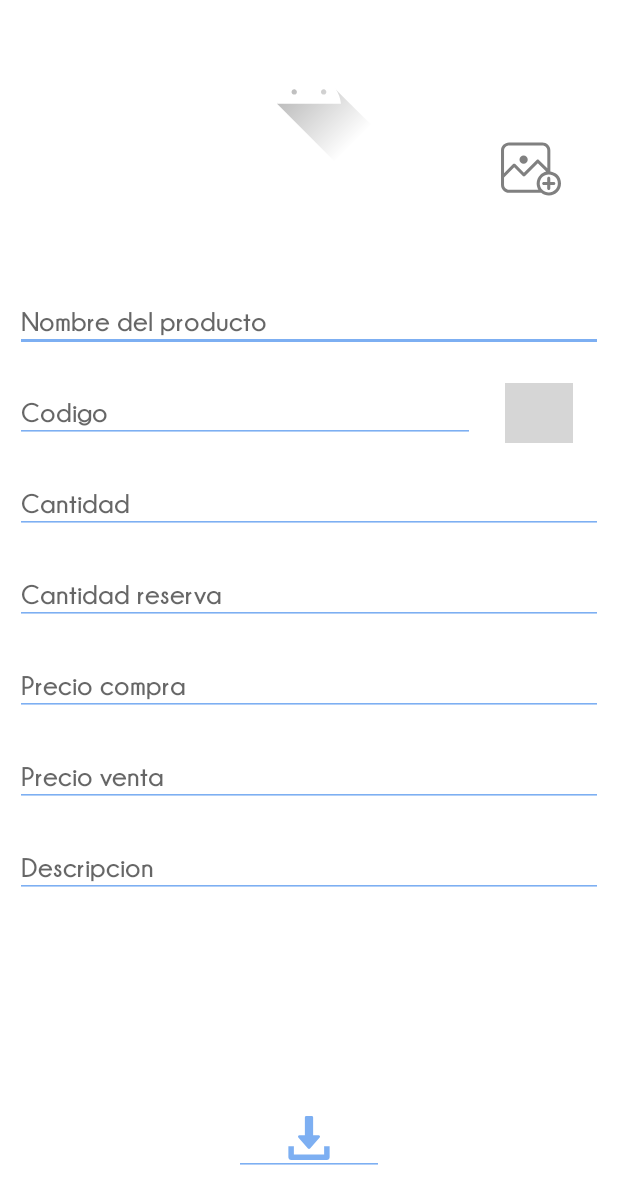
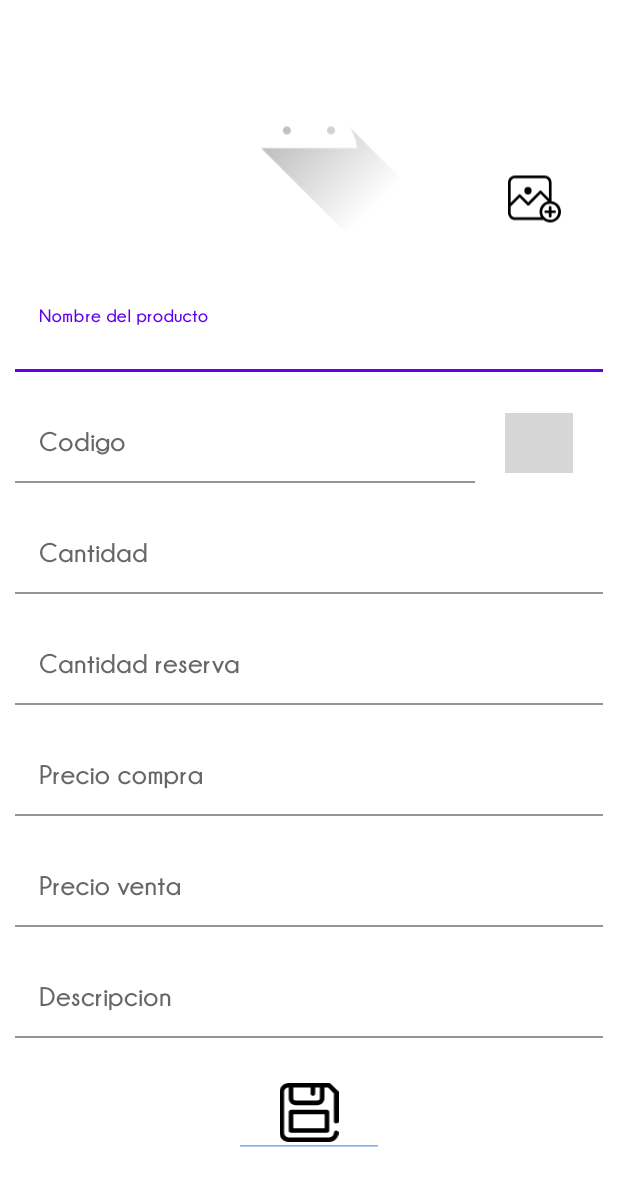
Before and after one commit to abel292/Indah, an Android app: the fragment CreacionProductoFragment shown on its own in the app's theme, on a phone screen of 412 x 824 dp. Shown: the top 1204 px of the screen. Run offline under Robolectric (Android 15) with nearby library versions, the phone set to English and light mode, and no system bars; libraries missing offline, so code that uses them is left out: com.phelat.navigationresult; pictures from the network do not load; 1 statement that could not run was skipped; grey boxes are pictures that could not be loaded.

Commit message:
Estable 1.1

```diff
--- a/app/src/main/java/com/android_abel/indah/_view_model/VentasViewModel.kt
+++ b/app/src/main/java/com/android_abel/indah/_view_model/VentasViewModel.kt
@@ -91,6 +91,7 @@ class VentasViewModel(application: Application) : BaseViewModel(application) {
 
     fun updateCarrito(productos: ArrayList<ProductoVendidoEntity>) {
         GlobalScope.launch {
+            carritoRepository.clearCarrito()
             productos.forEach {
                 carritoRepository.updatetLocal(it)
             }
@@ -108,6 +109,11 @@ class VentasViewModel(application: Application) : BaseViewModel(application) {
                 carritoRepository.insert(producto)
         }
     }
+    fun clearCarrito() {
+        GlobalScope.launch {
+                carritoRepository.clearCarrito()
+        }
+    }
 
 
 }
--- a/app/src/main/java/com/android_abel/indah/_view_ui/activities/HomeActivity.kt
+++ b/app/src/main/java/com/android_abel/indah/_view_ui/activities/HomeActivity.kt
@@ -40,6 +40,7 @@ class HomeActivity : BaseActivity() {
     private var animProgress: Float = 0f
     private var viewOnClicked: View? = null
 
+    var configVentas = false
     val viewModelActivity by lazy {
         ViewModelProviders.of(this).get(HomeViewModel::class.java)
     }
@@ -176,8 +177,10 @@ class HomeActivity : BaseActivity() {
                 super.onBackPressed()
             }
         } else {
+
             Toast.makeText(this, "fin animacion", Toast.LENGTH_SHORT).show()
         }
+
 
     }
 
--- a/app/src/main/java/com/android_abel/indah/_view_ui/adapters/clientes/AdapterClientes.kt
+++ b/app/src/main/java/com/android_abel/indah/_view_ui/adapters/clientes/AdapterClientes.kt
@@ -69,8 +69,6 @@ class AdapterClientes(var context: Context, var list: List<ClienteEntity>, var r
             itemView.setOnClickListener {
                 listener?.onClickItem(client, position)
                 listenerSecond?.onClickItemSecondListener(client, position)
-                contenedorPadre_item_view_client?.setBackgroundColor(ContextCompat.getColor(context, R.color.verdeSelectedClient));
-
             }
 
             imageViewQuitClient?.setOnClickListener {
--- a/app/src/main/java/com/android_abel/indah/_view_ui/adapters/ventas/ListenerCarrito.kt
+++ b/app/src/main/java/com/android_abel/indah/_view_ui/adapters/ventas/ListenerCarrito.kt
@@ -7,4 +7,5 @@ import java.text.ParsePosition
 interface ListenerCarrito {
 
     fun removeItem(productoEntity: ProductoVendidoEntity, position: Int)
+    fun itemYaAgregado(productoEntity: ProductoVendidoEntity, position: Int)
 }
--- /dev/null
+++ b/app/src/main/res/drawable/ic_save.xml
@@ -0,0 +1,4 @@
+<vector android:height="52dp" android:viewportHeight="512"
+    android:viewportWidth="512" android:width="52dp" xmlns:android="http://schemas.android.com/apk/res/android">
+    <path android:fillColor="#FF000000" android:pathData="m492,352c11.047,0 20,-8.953 20,-20v-250c0,-5.305 -2.105,-10.391 -5.859,-14.145l-62,-62c-3.75,-3.75 -8.836,-5.855 -14.141,-5.855h-350c-44.113,0 -80,35.887 -80,80v352c0,44.113 35.887,80 80,80h352c44.113,0 80,-35.887 80,-80 0,-11.047 -8.953,-20 -20,-20s-20,8.953 -20,20c0,22.055 -17.945,40 -40,40h-352c-22.055,0 -40,-17.945 -40,-40v-352c0,-22.055 17.945,-40 40,-40v92c0,33.086 26.914,60 60,60h190c33.086,0 60,-26.914 60,-60v-92h31.715l50.285,50.285v241.715c0,11.047 8.953,20 20,20zM350,132c0,11.027 -8.973,20 -20,20h-190c-11.027,0 -20,-8.973 -20,-20v-92h150v52c0,11.047 8.953,20 20,20s20,-8.953 20,-20v-52h40zM100,232c-11.047,0 -20,8.953 -20,20v160c0,11.047 8.953,20 20,20h312c11.047,0 20,-8.953 20,-20v-160c0,-11.047 -8.953,-20 -20,-20zM392,392h-272v-120h272zM392,392"/>
+</vector>
--- /dev/null
+++ b/app/src/main/res/layout/fragment_creacion_producto.xml
@@ -0,0 +1,247 @@
+<?xml version="1.0" encoding="utf-8"?>
+<FrameLayout xmlns:android="http://schemas.android.com/apk/res/android"
+    xmlns:app="http://schemas.android.com/apk/res-auto"
+    xmlns:tools="http://schemas.android.com/tools"
+    android:layout_width="match_parent"
+    android:layout_height="match_parent"
+    tools:context="._view_ui.fragments.creacionProducto.CreacionProductoFragment">
+
+
+    <androidx.core.widget.NestedScrollView
+        android:layout_width="match_parent"
+        android:layout_height="match_parent">
+
+        <androidx.constraintlayout.widget.ConstraintLayout
+            android:layout_width="match_parent"
+            android:layout_height="match_parent"
+            android:padding="10dp">
+
+            <ImageView
+                android:id="@+id/imageViewImageProducto"
+                android:layout_width="0dp"
+                android:layout_height="150dp"
+                android:src="@drawable/ic_launcher_foreground"
+                app:layout_constraintEnd_toEndOf="parent"
+                app:layout_constraintHorizontal_bias="0.498"
+                app:layout_constraintStart_toStartOf="parent"
+                app:layout_constraintTop_toTopOf="parent" />
+
+            <com.google.android.material.textfield.TextInputLayout
+                android:id="@+id/editTextNombreProducto_creacion_hint"
+                android:layout_width="0dp"
+                android:layout_height="wrap_content"
+                android:layout_marginTop="184dp"
+                android:background="@color/blanco"
+                android:ems="10"
+                android:hint="@string/nombre"
+                android:inputType="textPersonName"
+                app:layout_constraintEnd_toEndOf="parent"
+                app:layout_constraintHorizontal_bias="0.1"
+                app:layout_constraintStart_toStartOf="parent"
+                app:layout_constraintTop_toTopOf="parent">
+
+                <com.google.android.material.textfield.TextInputEditText
+                    android:id="@+id/editTextNombreProducto_creacion"
+                    style="@style/styleEditTextForm"
+                    android:layout_width="match_parent"
+                    android:layout_height="match_parent"
+                    android:background="@color/blanco"
+                    android:inputType="number" />
+
+            </com.google.android.material.textfield.TextInputLayout>
+
+
+            <com.google.android.material.textfield.TextInputLayout
+                android:id="@+id/editTextCodigoProducto_creacion_hint"
+                style="@style/styleEditText"
+                android:layout_width="0dp"
+                android:layout_height="wrap_content"
+                android:layout_marginTop="20dp"
+                android:layout_marginEnd="20dp"
+                android:ems="10"
+                android:hint="@string/codigo"
+                android:inputType="textPersonName"
+                app:layout_constraintEnd_toStartOf="@+id/floatingActionButtonScanner_creationProducto"
+                app:layout_constraintStart_toStartOf="@+id/editTextNombreProducto_creacion_hint"
+                app:layout_constraintTop_toBottomOf="@+id/editTextNombreProducto_creacion_hint">
+
+                <com.google.android.material.textfield.TextInputEditText
+                    android:id="@+id/editTextCodigoProducto_creacion"
+                    style="@style/styleEditTextForm"
+                    android:layout_width="match_parent"
+                    android:layout_height="match_parent"
+                    android:background="@color/blanco"
+                    android:inputType="number" />
+
+            </com.google.android.material.textfield.TextInputLayout>
+
+
+            <ImageView
+                android:id="@+id/floatingActionButtonScanner_creationProducto"
+                style="@style/styleEditText"
+                android:layout_width="45dp"
+                android:layout_height="40dp"
+                android:layout_marginEnd="20dp"
+                android:backgroundTint="@color/colorUno"
+                android:clickable="true"
+                android:focusable="true"
+                android:src="@drawable/ic_scan"
+                app:layout_constraintBottom_toBottomOf="@+id/editTextCodigoProducto_creacion_hint"
+                app:layout_constraintEnd_toEndOf="parent"
+                app:layout_constraintTop_toTopOf="@+id/editTextCodigoProducto_creacion_hint"
+                app:tint="@android:color/tab_indicator_text" />
+
+            <com.google.android.material.textfield.TextInputLayout
+                android:id="@+id/editTextCantidad_creacion_hint"
+                style="@style/styleEditText"
+                android:layout_width="0dp"
+                android:layout_height="wrap_content"
+                android:layout_marginTop="20dp"
+                android:ems="10"
+                android:hint="@string/cantidad"
+                android:inputType="numberSigned"
+                app:layout_constraintEnd_toEndOf="parent"
+                app:layout_constraintStart_toStartOf="@+id/editTextCodigoProducto_creacion_hint"
+                app:layout_constraintTop_toBottomOf="@+id/editTextCodigoProducto_creacion_hint">
+
+                <com.google.android.material.textfield.TextInputEditText
+                    android:id="@+id/editTextCantidad_creacion"
+                    style="@style/styleEditTextForm"
+                    android:layout_width="match_parent"
+                    android:layout_height="match_parent"
+                    android:background="@color/blanco"
+                    android:inputType="number" />
+
+            </com.google.android.material.textfield.TextInputLayout>
+
+
+            <com.google.android.material.textfield.TextInputLayout
+                android:id="@+id/editTextCantidadReserva_creacion_hint"
+                style="@style/styleEditText"
+                android:layout_width="0dp"
+                android:layout_height="wrap_content"
+                android:layout_marginTop="20dp"
+                android:ems="10"
+                android:hint="@string/cantidad_reserva"
+                android:inputType="number"
+                app:layout_constraintEnd_toEndOf="parent"
+                app:layout_constraintStart_toStartOf="@+id/editTextCantidad_creacion_hint"
+                app:layout_constraintTop_toBottomOf="@+id/editTextCantidad_creacion_hint">
+
+                <com.google.android.material.textfield.TextInputEditText
+                    android:id="@+id/editTextCantidadReserva_creacion"
+                    style="@style/styleEditTextForm"
+                    android:layout_width="match_parent"
+                    android:layout_height="match_parent"
+                    android:background="@color/blanco"
+                    android:inputType="number" />
+
+            </com.google.android.material.textfield.TextInputLayout>
+
+            <com.google.android.material.textfield.TextInputLayout
+                android:id="@+id/editTextPrecioCompra_creacion_hint"
+                style="@style/styleEditText"
+                android:layout_width="0dp"
+                android:layout_height="wrap_content"
+                android:layout_marginTop="20dp"
+                android:ems="10"
+                android:hint="@string/precio_compra"
+                android:inputType="number"
+                app:layout_constraintEnd_toEndOf="parent"
+                app:layout_constraintStart_toStartOf="@+id/editTextCantidadReserva_creacion_hint"
+                app:layout_constraintTop_toBottomOf="@+id/editTextCantidadReserva_creacion_hint">
+
+                <com.google.android.material.textfield.TextInputEditText
+                    android:id="@+id/editTextPrecioCompra_creacion"
+                    style="@style/styleEditTextForm"
+                    android:layout_width="match_parent"
+                    android:layout_height="match_parent"
+                    android:background="@color/blanco"
+                    android:inputType="number" />
+
+            </com.google.android.material.textfield.TextInputLayout>
+
+
+            <com.google.android.material.textfield.TextInputLayout
+                android:id="@+id/editTextPrecioVenta_creacion_hint"
+                style="@style/styleEditText"
+                android:layout_width="0dp"
+                android:layout_height="wrap_content"
+                android:layout_marginTop="20dp"
+                android:ems="10"
+                android:hint="@string/precio_venta"
+                android:inputType="number"
+                app:layout_constraintEnd_toEndOf="parent"
+                app:layout_constraintStart_toStartOf="@+id/editTextPrecioCompra_creacion_hint"
+                app:layout_constraintTop_toBottomOf="@+id/editTextPrecioCompra_creacion_hint">
+
+                <com.google.android.material.textfield.TextInputEditText
+                    android:id="@+id/editTextPrecioVenta_creacion"
+                    style="@style/styleEditTextForm"
+                    android:layout_width="match_parent"
+                    android:layout_height="match_parent"
+                    android:background="@color/blanco"
+                    android:inputType="number" />
+
+            </com.google.android.material.textfield.TextInputLayout>
+
+
+            <com.google.android.material.textfield.TextInputLayout
+                android:id="@+id/editTextDescripcion_creacion_hint"
+                style="@style/styleEditText"
+                android:layout_width="0dp"
+                android:layout_height="wrap_content"
+                android:layout_marginTop="20dp"
+                android:ems="10"
+                android:hint="@string/descripcion"
+                android:inputType="textPersonName"
+                app:layout_constraintEnd_toEndOf="parent"
+                app:layout_constraintStart_toStartOf="@+id/editTextPrecioVenta_creacion_hint"
+                app:layout_constraintTop_toBottomOf="@+id/editTextPrecioVenta_creacion_hint">
+
+                <com.google.android.material.textfield.TextInputEditText
+                    android:id="@+id/editTextDescripcion_creacion"
+                    style="@style/styleEditTextForm"
+                    android:layout_width="match_parent"
+                    android:layout_height="match_parent"
+                    android:background="@color/blanco"
+                    android:inputType="number" />
+
+            </com.google.android.material.textfield.TextInputLayout>
+
+            <ImageView
+                android:id="@+id/floatingActionButtonGuardar"
+                style="@style/styleEditText"
+                android:layout_width="100dp"
+                android:layout_height="60dp"
+                android:layout_marginTop="20dp"
+                android:src="@drawable/ic_save"
+                app:layout_constraintEnd_toEndOf="parent"
+                app:layout_constraintStart_toStartOf="parent"
+                app:layout_constraintTop_toBottomOf="@+id/editTextDescripcion_creacion_hint" />
+
+            <ImageView
+                android:id="@+id/imageViewSelectPhoto"
+                android:layout_width="35dp"
+                android:layout_height="wrap_content"
+                android:layout_marginTop="100dp"
+                android:layout_marginEnd="28dp"
+                android:src="@drawable/ic_addimage"
+                app:layout_constraintEnd_toEndOf="@+id/imageViewImageProducto"
+                app:layout_constraintTop_toTopOf="@+id/imageViewImageProducto" />
+
+            <TextView
+                android:id="@+id/textView15"
+                android:layout_width="wrap_content"
+                android:layout_height="wrap_content"
+                android:layout_marginStart="60dp"
+                android:textSize="20dp"
+                app:layout_constraintBottom_toBottomOf="@+id/floatingActionButtonGuardar"
+                app:layout_constraintStart_toEndOf="@+id/floatingActionButtonGuardar"
+                app:layout_constraintTop_toTopOf="@+id/floatingActionButtonGuardar" />
+
+        </androidx.constraintlayout.widget.ConstraintLayout>
+
+
+    </androidx.core.widget.NestedScrollView>
+</FrameLayout>
--- a/app/src/main/res/layout/fragment_creacion_proyecto.xml
+++ /dev/null
@@ -1,158 +0,0 @@
-<?xml version="1.0" encoding="utf-8"?>
-<FrameLayout xmlns:android="http://schemas.android.com/apk/res/android"
-    xmlns:app="http://schemas.android.com/apk/res-auto"
-    xmlns:tools="http://schemas.android.com/tools"
-    android:layout_width="match_parent"
-    android:layout_height="match_parent"
-    tools:context="._view_ui.fragments.creacionProducto.CreacionProductoFragment">
-
-
-    <androidx.constraintlayout.widget.ConstraintLayout
-        android:layout_width="match_parent"
-        android:layout_height="match_parent"
-        android:padding="10dp">
-
-        <ImageView
-            android:id="@+id/imageViewImageProducto"
-            android:layout_width="0dp"
-            android:layout_height="100dp"
-            android:src="@drawable/ic_launcher_foreground"
-            app:layout_constraintEnd_toEndOf="parent"
-            app:layout_constraintHorizontal_bias="0.498"
-            app:layout_constraintStart_toStartOf="parent"
-            app:layout_constraintTop_toTopOf="parent" />
-
-        <EditText
-            android:id="@+id/editTextNombreProducto_creacion"
-            style="@style/styleEditText"
-            android:layout_width="0dp"
-            android:layout_height="wrap_content"
-            android:layout_marginTop="184dp"
-            android:ems="10"
-            android:hint="@string/nombre"
-            android:inputType="textPersonName"
-            app:layout_constraintEnd_toEndOf="parent"
-            app:layout_constraintHorizontal_bias="0.1"
-            app:layout_constraintStart_toStartOf="parent"
-            app:layout_constraintTop_toTopOf="parent" />
-
-        <EditText
-            android:id="@+id/editTextCodigoProducto_creacion"
-            style="@style/styleEditText"
-            android:layout_width="0dp"
-            android:layout_height="wrap_content"
-            android:layout_marginTop="20dp"
-            android:layout_marginEnd="20dp"
-            android:ems="10"
-            android:hint="@string/codigo"
-            android:inputType="textPersonName"
-            app:layout_constraintEnd_toStartOf="@+id/floatingActionButtonScanner_creationProducto"
-            app:layout_constraintStart_toStartOf="@+id/editTextNombreProducto_creacion"
-            app:layout_constraintTop_toBottomOf="@+id/editTextNombreProducto_creacion" />
-
-        <ImageView
-            android:id="@+id/floatingActionButtonScanner_creationProducto"
-            style="@style/styleEditText"
-            android:layout_width="45dp"
-            android:layout_height="40dp"
-            android:layout_marginEnd="20dp"
-            android:backgroundTint="@color/colorUno"
-            android:clickable="true"
-            android:focusable="true"
-            android:src="@drawable/ic_scan"
-            app:layout_constraintBottom_toBottomOf="@+id/editTextCodigoProducto_creacion"
-            app:layout_constraintEnd_toEndOf="parent"
-            app:layout_constraintTop_toTopOf="@+id/editTextCodigoProducto_creacion"
-            app:tint="@android:color/tab_indicator_text" />
-
-        <EditText
-            android:id="@+id/editTextCantidad_creacion"
-            android:layout_width="0dp"
-            android:layout_height="wrap_content"
-            style="@style/styleEditText"
-            android:layout_marginTop="20dp"
-            android:ems="10"
-            android:hint="@string/cantidad"
-            android:inputType="numberSigned"
-            app:layout_constraintEnd_toEndOf="parent"
-            app:layout_constraintStart_toStartOf="@+id/editTextCodigoProducto_creacion"
-            app:layout_constraintTop_toBottomOf="@+id/editTextCodigoProducto_creacion" />
-
-        <EditText
-            android:id="@+id/editTextCantidadReserva_creacion"
-            android:layout_width="0dp"
-            android:layout_height="wrap_content"
-            style="@style/styleEditText"
-            android:layout_marginTop="20dp"
-            android:ems="10"
-            android:hint="@string/cantidad_reserva"
-            android:inputType="number"
-            app:layout_constraintEnd_toEndOf="parent"
-            app:layout_constraintStart_toStartOf="@+id/editTextCantidad_creacion"
-            app:layout_constraintTop_toBottomOf="@+id/editTextCantidad_creacion" />
-
-        <EditText
-            android:id="@+id/editTextPrecioCompra_creacion"
-            android:layout_width="0dp"
-            android:layout_height="wrap_content"
-            android:layout_marginTop="20dp"
-            android:ems="10"
-            style="@style/styleEditText"
-            android:hint="@string/precio_compra"
-            android:inputType="number"
-            app:layout_constraintEnd_toEndOf="parent"
-            app:layout_constraintStart_toStartOf="@+id/editTextCantidadReserva_creacion"
-            app:layout_constraintTop_toBottomOf="@+id/editTextCantidadReserva_creacion" />
-
-        <EditText
-            android:id="@+id/editTextPrecioVenta_creacion"
-            android:layout_width="0dp"
-            android:layout_height="wrap_content"
-            style="@style/styleEditText"
-            android:layout_marginTop="20dp"
-            android:ems="10"
-            android:hint="@string/precio_venta"
-            android:inputType="number"
-            app:layout_constraintEnd_toEndOf="parent"
-            app:layout_constraintStart_toStartOf="@+id/editTextPrecioCompra_creacion"
-            app:layout_constraintTop_toBottomOf="@+id/editTextPrecioCompra_creacion" />
-
-        <EditText
-            android:id="@+id/editTextDescripcion_creacion"
-            android:layout_width="0dp"
-            android:layout_height="wrap_content"
-            style="@style/styleEditText"
-            android:layout_marginTop="20dp"
-            android:ems="10"
-            android:hint="@string/descripcion"
-            android:inputType="textPersonName"
-            app:layout_constraintEnd_toEndOf="parent"
-            app:layout_constraintStart_toStartOf="@+id/editTextPrecioVenta_creacion"
-            app:layout_constraintTop_toBottomOf="@+id/editTextPrecioVenta_creacion" />
-
-        <ImageView
-            android:id="@+id/floatingActionButtonGuardar"
-            android:layout_width="100dp"
-            android:layout_height="50dp"
-            style="@style/styleEditText"
-            android:layout_marginBottom="30dp"
-            android:src="@drawable/ic_download"
-            app:layout_constraintBottom_toBottomOf="parent"
-            app:layout_constraintEnd_toEndOf="parent"
-            app:layout_constraintStart_toStartOf="parent"
-            android:backgroundTint="@color/colorUno"
-            app:tint="@color/colorUno" />
-
-        <ImageView
-            android:id="@+id/imageViewSelectPhoto"
-            android:layout_width="40dp"
-            android:layout_height="wrap_content"
-            android:layout_marginTop="80dp"
-            android:layout_marginEnd="28dp"
-            android:src="@drawable/ic_addimage"
-            app:layout_constraintEnd_toEndOf="@+id/imageViewImageProducto"
-            app:layout_constraintTop_toTopOf="@+id/imageViewImageProducto"
-            app:tint="@android:color/tab_indicator_text" />
-
-    </androidx.constraintlayout.widget.ConstraintLayout>
-</FrameLayout>
--- a/app/src/main/res/layout/fragment_ventas.xml
+++ b/app/src/main/res/layout/fragment_ventas.xml
@@ -5,6 +5,8 @@
     android:id="@+id/content_padre_f_ventas"
     android:layout_width="match_parent"
     android:layout_height="match_parent"
+    android:focusable="true"
+    android:focusableInTouchMode="true"
     tools:context="._view_ui.fragments.ventas.VentasFragment">
 
     <androidx.constraintlayout.widget.ConstraintLayout
@@ -65,6 +67,7 @@
                     android:layout_width="match_parent"
                     android:layout_height="0dp"
                     android:visibility="visible"
+                    android:focusable="true"
                     app:layout_constraintBottom_toBottomOf="parent"
                     app:layout_constraintEnd_toEndOf="parent"
                     app:layout_constraintHorizontal_bias="1.0"
--- a/app/src/main/res/values/strings.xml
+++ b/app/src/main/res/values/strings.xml
@@ -51,4 +51,7 @@
     <string name="tarjeta">Tarjeta</string>
     <string name="otra_forma_de_pago">Otra forma de pago</string>
     <string name="error_cargar_productos">Error al cargar la lista de productos</string>
+    <string name="producto_ya_agregado">Este producto ya esta agregado</string>
+    <string name="error_creacion_venta">Ocurrio un error al crear la venta!</string>
+    <string name="venta_exitosa">Venta realizada con exito!</string>
 </resources>
--- a/app/src/main/res/values/styles.xml
+++ b/app/src/main/res/values/styles.xml
@@ -13,6 +13,11 @@
     <style name="styleEditText" parent="Widget.AppCompat.EditText">
         <item name="android:fontFamily">@font/champagne_limousines_bold</item>
         <item name="android:backgroundTint">@color/colorUno</item>
+    </style>
+
+    <style name="styleEditTextForm" parent="Widget.AppCompat.EditText">
+        <item name="android:fontFamily">@font/champagne_limousines_bold</item>
+        <item name="android:background">@color/blanco</item>
     </style>
 
     <style name="styleTextView" parent="android:Widget.TextView">
```
Also changed, not shown: app/src/main/java/com/android_abel/indah/_view_ui/adapters/productos/AdapterProductos.kt (+6 -2 lines), app/src/main/java/com/android_abel/indah/_view_ui/adapters/ventas/AdapterVentas.kt (+20 -14 lines), app/src/main/java/com/android_abel/indah/_view_ui/fragments/configVenta/ConfigVentaFragment.kt (+47 -6 lines), app/src/main/java/com/android_abel/indah/_view_ui/fragments/creacionProducto/CreacionProductoFragment.kt (+9 -9 lines), app/src/main/java/com/android_abel/indah/_view_ui/fragments/ventas/VentasFragment.kt (+32 -12 lines), app/src/main/res/drawable/shape_card_view.xml (added, +7 -0 lines), app/src/main/res/layout/fragment_config_venta.xml (+65 -5 lines), app/src/main/res/layout/item_view_venta_producto_fragment_ventas.xml (+3 -4 lines), app/src/main/res/navigation/nav_graph.xml (+6 -2 lines).
